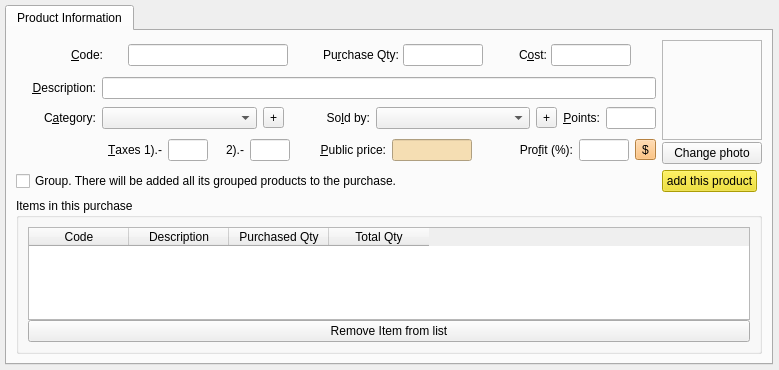
The window that iotstock/src/ui/purchaseeditor.ui (hiramvillarreal/iotpos) describes before a commit, drawn with Qt 5.
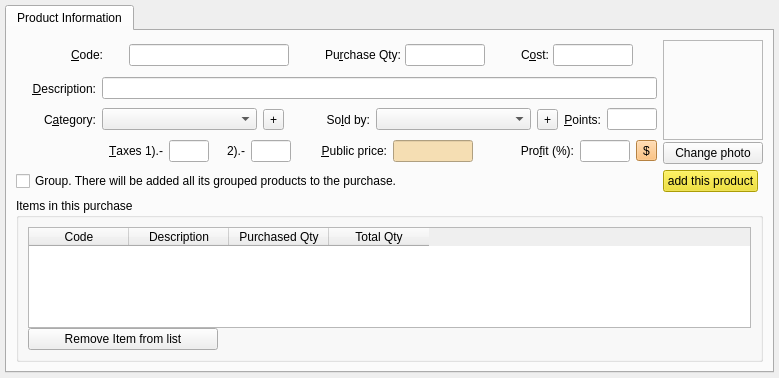
The same window after the commit.

Commit message: change to purchases windowV3

```diff
--- a/iotstock/src/ui/purchaseeditor.ui
+++ b/iotstock/src/ui/purchaseeditor.ui
@@ -7,11 +7,11 @@
     <x>0</x>
     <y>0</y>
     <width>779</width>
-    <height>370</height>
+    <height>378</height>
    </rect>
   </property>
   <property name="sizePolicy">
-   <sizepolicy hsizetype="MinimumExpanding" vsizetype="Minimum">
+   <sizepolicy hsizetype="Maximum" vsizetype="Expanding">
     <horstretch>0</horstretch>
     <verstretch>0</verstretch>
    </sizepolicy>
@@ -24,7 +24,7 @@
   </property>
   <property name="maximumSize">
    <size>
-    <width>16777215</width>
+    <width>800</width>
     <height>16777215</height>
    </size>
   </property>
@@ -56,7 +56,7 @@
    <item>
     <widget class="QTabWidget" name="tabWidget">
      <property name="sizePolicy">
-      <sizepolicy hsizetype="Minimum" vsizetype="MinimumExpanding">
+      <sizepolicy hsizetype="Maximum" vsizetype="MinimumExpanding">
        <horstretch>0</horstretch>
        <verstretch>0</verstretch>
       </sizepolicy>
@@ -64,13 +64,13 @@
      <property name="minimumSize">
       <size>
        <width>768</width>
-       <height>360</height>
+       <height>368</height>
       </size>
      </property>
      <property name="maximumSize">
       <size>
-       <width>755</width>
-       <height>360</height>
+       <width>800</width>
+       <height>16777215</height>
       </size>
      </property>
      <property name="currentIndex">
@@ -87,16 +87,16 @@
           <number>4</number>
          </property>
          <property name="leftMargin">
-          <number>1</number>
+          <number>0</number>
          </property>
          <property name="topMargin">
-          <number>1</number>
+          <number>0</number>
          </property>
          <property name="rightMargin">
-          <number>1</number>
+          <number>0</number>
          </property>
          <property name="bottomMargin">
-          <number>1</number>
+          <number>0</number>
          </property>
          <item>
           <widget class="QLabel" name="label_5">
@@ -1862,11 +1862,23 @@
        <item row="8" column="0" colspan="2">
         <widget class="QGroupBox" name="groupBox">
          <property name="sizePolicy">
-          <sizepolicy hsizetype="Minimum" vsizetype="Minimum">
+          <sizepolicy hsizetype="Expanding" vsizetype="Expanding">
            <horstretch>0</horstretch>
            <verstretch>0</verstretch>
           </sizepolicy>
          </property>
+         <property name="minimumSize">
+          <size>
+           <width>0</width>
+           <height>0</height>
+          </size>
+         </property>
+         <property name="maximumSize">
+          <size>
+           <width>16777215</width>
+           <height>16777215</height>
+          </size>
+         </property>
          <property name="title">
           <string>Items in this purchase</string>
          </property>
@@ -1877,7 +1889,7 @@
           <item>
            <widget class="QTableWidget" name="tableView">
             <property name="sizePolicy">
-             <sizepolicy hsizetype="MinimumExpanding" vsizetype="MinimumExpanding">
+             <sizepolicy hsizetype="Expanding" vsizetype="Expanding">
               <horstretch>0</horstretch>
               <verstretch>0</verstretch>
              </sizepolicy>
@@ -1885,7 +1897,7 @@
             <property name="maximumSize">
              <size>
               <width>16777215</width>
-              <height>110</height>
+              <height>16777215</height>
              </size>
             </property>
             <property name="editTriggers">
@@ -1927,6 +1939,18 @@
               <verstretch>0</verstretch>
              </sizepolicy>
             </property>
+            <property name="minimumSize">
+             <size>
+              <width>169</width>
+              <height>0</height>
+             </size>
+            </property>
+            <property name="maximumSize">
+             <size>
+              <width>190</width>
+              <height>16777215</height>
+             </size>
+            </property>
             <property name="text">
              <string>Remove Item from list</string>
             </property>
```
Left out of the diff: 1 changed line with no effect on the pictures.
